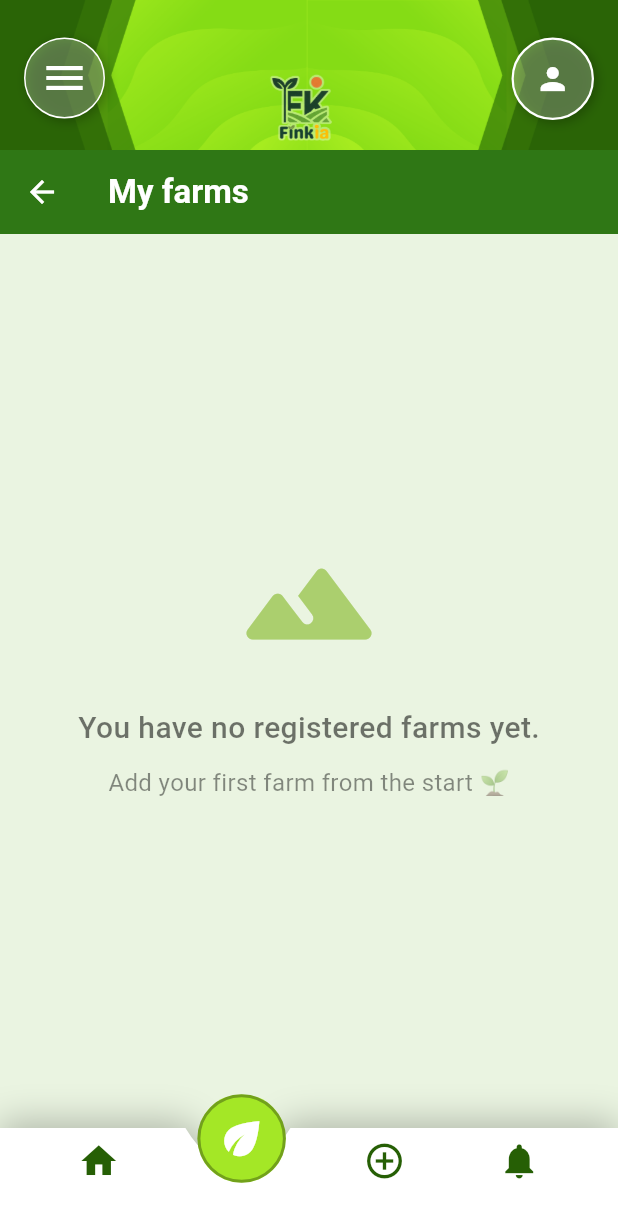
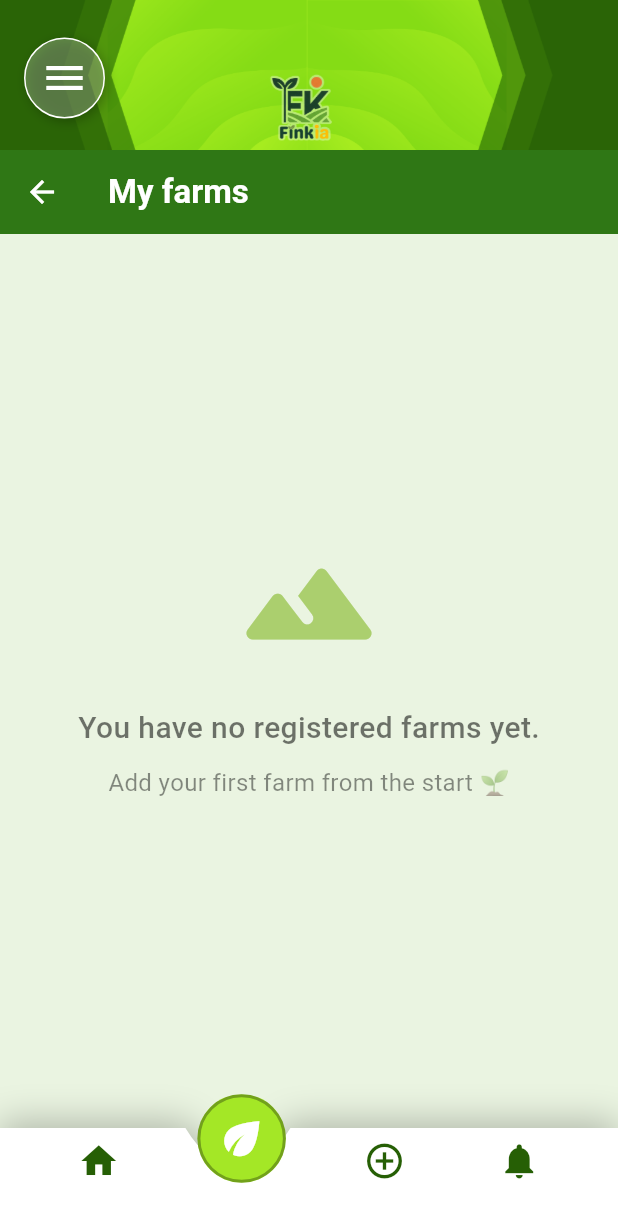
Before and after one commit to leonelburgos1/Finkia_aplication, a Flutter app: the ResponsiveNavBarPage screen opened directly, item 2 of the bottom bar chosen, on a phone screen of 412 x 824 dp. Shown: the top 1222 px of the screen. Run offline on Flutter 3.47's test engine with Material 3 defaults, Android fonts, the phone set to English and light mode, and no system bars; our stand-ins replace cloud_firestore, csc_picker_plus, firebase_auth, firebase_core, video_player; accounts and stored records are empty.

Commit message:
cambio de diseño

```diff
--- a/Finkia_aplication/lib/screens/inicio.dart
+++ b/Finkia_aplication/lib/screens/inicio.dart
@@ -57,7 +57,9 @@ class _ResponsiveNavBarPageState extends State<ResponsiveNavBarPage> {
     return Scaffold(
     key: _scaffoldKey,
     backgroundColor: Theme.of(context).scaffoldBackgroundColor,
-    drawer: isLargeScreen ? null : _drawer(),
+    drawerEnableOpenDragGesture: true, // permite abrir con swipe
+    drawerEdgeDragWidth: 100, // sensibilidad del swipe
+    drawer: _drawer(),
     body: Stack(
       children: [
         // 🖼️ Imagen del header cubriendo toda la parte superior
@@ -97,30 +99,6 @@ class _ResponsiveNavBarPageState extends State<ResponsiveNavBarPage> {
           ),
         ),
       ),
-
-      // 👤 Botón de perfil (derecha)
-// 👤 Botón de perfil (derecha)
-      Positioned(
-          top: 25,
-          right: 16,
-          child: Container(
-            padding: const EdgeInsets.all(2),
-            decoration: BoxDecoration(
-              shape: BoxShape.circle,
-              color: Colors.white.withOpacity(0.25),
-              border: Border.all(color: Colors.white, width: 1.5),
-              boxShadow: [
-                BoxShadow(
-                  color: Colors.black.withOpacity(0.25),
-                  blurRadius: 6,
-                  offset: const Offset(2, 2),
-                ),
-              ],
-            ),
-            // 👇 Aquí usamos directamente el widget _ProfileIcon()
-            child: const _ProfileIcon(),
-          ),
-        ),
 
 
         // 🌿 Contenido principal (debajo del header)
@@ -165,20 +143,101 @@ class _ResponsiveNavBarPageState extends State<ResponsiveNavBarPage> {
   }
 
   // ------------------ MENÚ LATERAL ------------------
-  Widget _drawer() => Drawer(
-    child: ListView(
-      children: _menuItems
-          .map(
-            (item) => ListTile(
-              onTap: () {
-                _scaffoldKey.currentState?.openEndDrawer();
-              },
-              title: Text(item),
+Widget _drawer() {
+  return TweenAnimationBuilder<double>(
+    duration: const Duration(milliseconds: 500),
+    curve: Curves.easeOutCubic,
+    tween: Tween(begin: -250.0, end: 0.0),
+    builder: (context, value, child) {
+      return Transform.translate(
+        offset: Offset(value, 0),
+        child: Container(
+          width: 260,
+          decoration: const BoxDecoration(
+            gradient: LinearGradient(
+              colors: [
+                Color.fromARGB(255, 38, 95, 5), // Azul oscuro
+                Color.fromARGB(255, 164, 231, 38), // Azul medio
+              ],
+              begin: Alignment.topLeft,
+              end: Alignment.bottomRight,
             ),
-          )
-          .toList(),
-    ),
+          ),
+          child: SafeArea(
+            child: Column(
+              crossAxisAlignment: CrossAxisAlignment.start,
+              children: [
+                const SizedBox(height: 30),
+                // 🪞 Logo o imagen
+                Center(
+                  child: CircleAvatar(
+                    radius: 45,
+                    backgroundColor: Colors.white.withOpacity(0.2),
+                    backgroundImage: AssetImage('assets/images/trabajador1.jpg'),
+                  ),
+                ),
+                const SizedBox(height: 15),
+                const Divider(color: Colors.white24, thickness: 1),
+
+                // 🧭 Ítems del menú
+                ...[
+                  {'icon': Icons.info_outline, 'text': context.local.acercaDe},
+                  {'icon': Icons.contact_mail_outlined, 'text': context.local.contacto},
+                  {'icon': Icons.settings_outlined, 'text': context.local.configuracion},
+                  {'icon': Icons.logout, 'text': context.local.salir},
+                ].map((item) {
+                  return ListTile(
+                    leading: Icon(item['icon'] as IconData, color: Colors.white),
+                    title: Text(
+                      item['text'] as String,
+                      style: const TextStyle(
+                        color: Colors.white,
+                        fontWeight: FontWeight.w600,
+                        fontSize: 16,
+                      ),
+                    ),
+                    onTap: () async {
+                      if (item['text'] == context.local.salir) {
+                        await FirebaseAuth.instance.signOut();
+                        Navigator.pushAndRemoveUntil(
+                          context,
+                          MaterialPageRoute(builder: (_) => const Login()),
+                          (route) => false,
+                        );
+                      } else {
+                        _scaffoldKey.currentState?.openEndDrawer();
+                      }
+                    },
+                  );
+                }).toList(),
+                const Spacer(),
+                // 🔹 Pie decorativo con efecto vidrio
+                Container(
+                  width: double.infinity,
+                  padding: const EdgeInsets.all(10),
+                  decoration: BoxDecoration(
+                    color: Colors.white.withOpacity(0.1),
+                    borderRadius: const BorderRadius.only(
+                      topLeft: Radius.circular(16),
+                      topRight: Radius.circular(16),
+                    ),
+                  ),
+                  child: const Center(
+                    child: Text(
+                      '© 2025 Finkia',
+                      style: TextStyle(color: Colors.white70, fontSize: 13),
+                    ),
+                  ),
+                ),
+              ],
+            ),
+          ),
+        ),
+      );
+    },
   );
+}
+
 
   // ------------------ NAVBAR SUPERIOR ------------------
   Widget _navBarItems() => Row(
@@ -201,51 +260,6 @@ class _ResponsiveNavBarPageState extends State<ResponsiveNavBarPage> {
   );
 }
 
-// ------------------ ENUM DEL MENÚ ------------------
-enum Menu { itemOne, itemTwo, itemThree }
-
-// ------------------ PERFIL Y CIERRE DE SESIÓN ------------------
-class _ProfileIcon extends StatelessWidget {
-  const _ProfileIcon();
-
-  @override
-  Widget build(BuildContext context) {
-    return PopupMenuButton<Menu>(
-      icon: const Icon(Icons.person, color: Colors.white,),
-      offset: const Offset(0, 40),
-      onSelected: (Menu item) async {
-        switch (item) {
-          case Menu.itemOne:
-            break;
-          case Menu.itemTwo:
-            break;
-          case Menu.itemThree:
-            await FirebaseAuth.instance.signOut();
-            Navigator.pushAndRemoveUntil(
-              context,
-              MaterialPageRoute(builder: (_) => const Login()),
-              (route) => false,
-            );
-            break;
-        }
-      },
-      itemBuilder: (BuildContext context) => <PopupMenuEntry<Menu>>[
-        PopupMenuItem<Menu>(
-          value: Menu.itemOne,
-          child: Text(context.local.cuenta),
-        ),
-        PopupMenuItem<Menu>(
-          value: Menu.itemTwo,
-          child: Text(context.local.configuracion),
-        ),
-        PopupMenuItem<Menu>(
-          value: Menu.itemThree,
-          child: Text(context.local.salir),
-        ),
-      ],
-    );
-  }
-}
 
 // ------------------ SECCIÓN PRINCIPAL (HOME) ------------------
 class HomeSection extends StatelessWidget {
--- a/Finkia_aplication/pubspec.yaml
+++ b/Finkia_aplication/pubspec.yaml
@@ -7,6 +7,7 @@ environment:
   sdk: ^3.9.2
 
 dependencies:
+
   flutter:
     sdk: flutter
   firebase_core: ^4.2.1
@@ -18,6 +19,7 @@ dependencies:
   flutter_localizations:
     sdk: flutter
   intl: ^0.20.2
+  glassmorphism_ui: ^0.3.0
 
 dev_dependencies:
   flutter_test:
```
Also changed, not shown: Finkia_aplication/lib/screens/gastos.dart (+130 -64 lines), Finkia_aplication/assets/images/gastos.png (added), Finkia_aplication/pubspec.lock, 2 other files.
